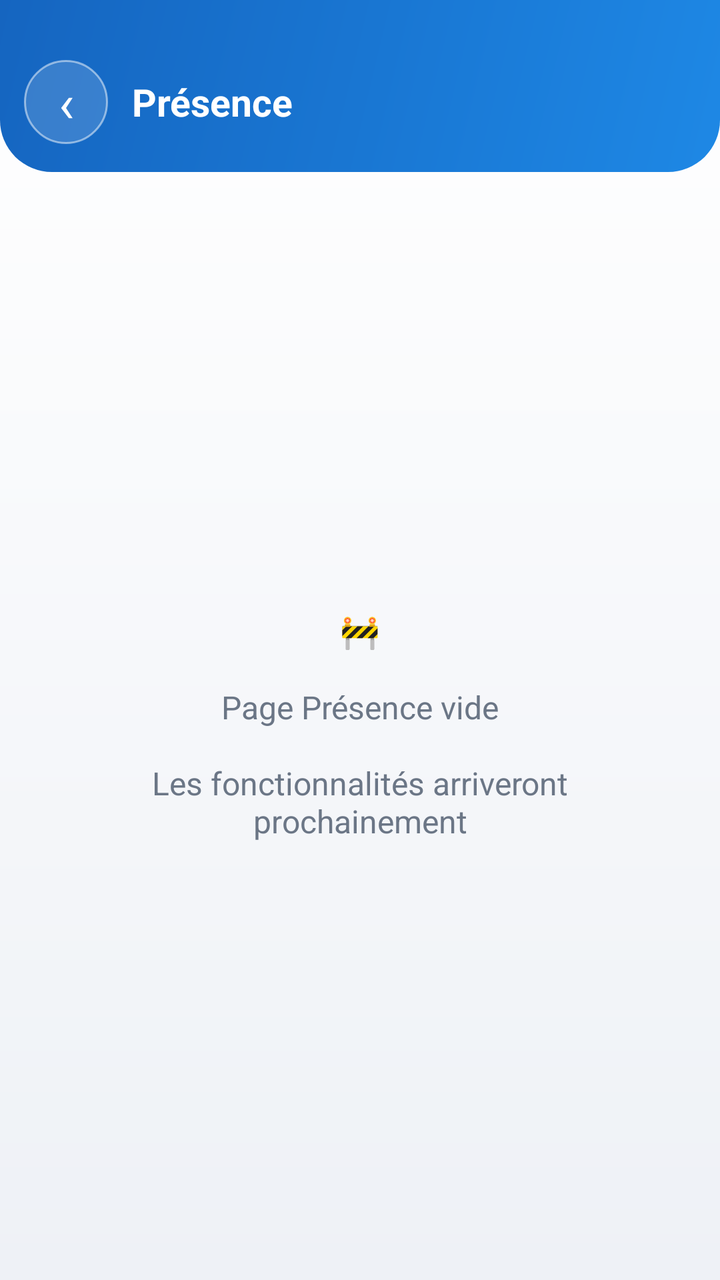
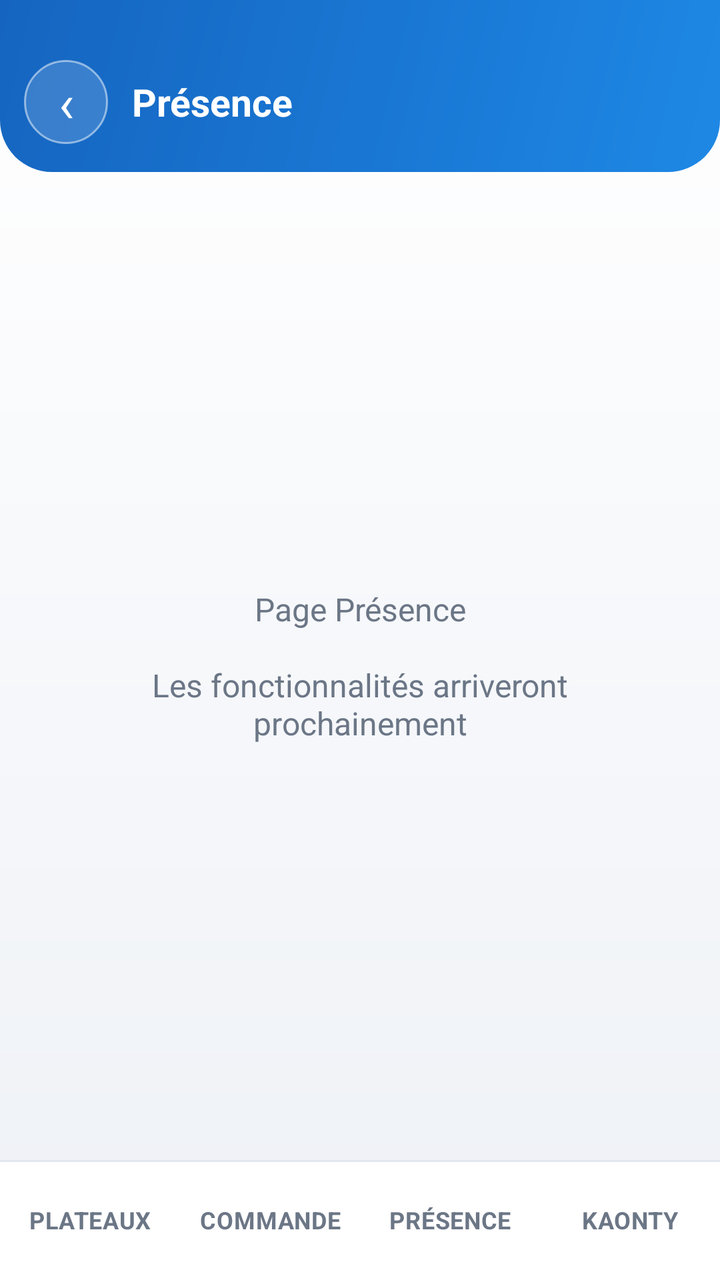

Screens rendered from an Android XML layout before and after an edit, with the pre-edit source and the edit as a unified diff.
<!-- AndroidManifest.xml: application theme Theme.AluManager -->
<!-- res/layout/activity_presence.xml -->
<?xml version="1.0" encoding="utf-8"?>
<LinearLayout xmlns:android="http://schemas.android.com/apk/res/android"
    android:layout_width="match_parent"
    android:layout_height="match_parent"
    android:background="@drawable/bg_space"
    android:orientation="vertical">

    <LinearLayout
        android:layout_width="match_parent"
        android:layout_height="wrap_content"
        android:background="@drawable/hero_bg"
        android:gravity="center_vertical"
        android:orientation="horizontal"
        android:paddingHorizontal="12dp"
        android:paddingTop="30dp"
        android:paddingBottom="14dp">

        <TextView
            android:id="@+id/btnBack"
            android:layout_width="42dp"
            android:layout_height="42dp"
            android:background="@drawable/avatar_circle"
            android:gravity="center"
            android:text="‹"
            android:textColor="#FFFFFF"
            android:textSize="26sp" />

        <TextView
            android:layout_width="0dp"
            android:layout_height="wrap_content"
            android:layout_marginStart="12dp"
            android:layout_weight="1"
            android:text="Présence"
            android:textColor="#FFFFFF"
            android:textSize="19sp"
            android:textStyle="bold" />
    </LinearLayout>

    <TextView
        android:layout_width="match_parent"
        android:layout_height="0dp"
        android:layout_weight="1"
        android:gravity="center"
        android:padding="24dp"
        android:text="🚧\n\nPage Présence vide\n\nLes fonctionnalités arriveront prochainement"
        android:textColor="#6B7686"
        android:textSize="16sp" />

</LinearLayout>
<!-- resources referenced by this layout -->
<resources>
  <!-- drawable avatar_circle (drawable) -->
  <?xml version="1.0" encoding="utf-8"?>
  <shape xmlns:android="http://schemas.android.com/apk/res/android" android:shape="oval">
      <solid android:color="#26FFFFFF" />
      <stroke android:width="1dp" android:color="#80FFFFFF" />
  </shape>
  <!-- drawable bg_space (drawable) -->
  <?xml version="1.0" encoding="utf-8"?>
  <shape xmlns:android="http://schemas.android.com/apk/res/android" android:shape="rectangle">
      <gradient
          android:angle="270"
          android:startColor="#FFFFFF"
          android:endColor="#EEF1F6" />
  </shape>
  <!-- drawable hero_bg (drawable) -->
  <?xml version="1.0" encoding="utf-8"?>
  <shape xmlns:android="http://schemas.android.com/apk/res/android" android:shape="rectangle">
      <gradient
          android:angle="135"
          android:startColor="#1E88E5"
          android:centerColor="#1976D2"
          android:endColor="#1565C0" />
      <corners
          android:bottomLeftRadius="26dp"
          android:bottomRightRadius="26dp" />
  </shape>
  <style name="Theme.AluManager" parent="Theme.MaterialComponents.Light.NoActionBar">
          <item name="colorPrimary">@color/neon_violet</item>
          <item name="colorPrimaryVariant">@color/neon_cyan</item>
          <item name="colorOnPrimary">#FFFFFF</item>
          <item name="colorAccent">@color/neon_cyan</item>
          <item name="android:windowBackground">@color/bg_deep</item>
          <item name="android:statusBarColor">@android:color/transparent</item>
          <item name="android:navigationBarColor">@color/bg_deep</item>
          <item name="android:windowLightStatusBar">false</item>
          <item name="android:colorBackground">@color/bg_deep</item>
      </style>
  <color name="neon_violet">#1565C0</color>
  <color name="neon_cyan">#1E88E5</color>
  <color name="bg_deep">#F4F6F9</color>
</resources>

<!-- the commit's change to res/layout/activity_presence.xml (unified diff, before → after) -->
@@ -42,8 +42,67 @@
         android:layout_weight="1"
         android:gravity="center"
         android:padding="24dp"
-        android:text="🚧\n\nPage Présence vide\n\nLes fonctionnalités arriveront prochainement"
+        android:text="Page Présence\n\nLes fonctionnalités arriveront prochainement"
         android:textColor="#6B7686"
         android:textSize="16sp" />
 
+    <include layout="@layout/bottom_nav" />
+
 </LinearLayout>
+<!-- res/layout/bottom_nav.xml (included above) -->
+<?xml version="1.0" encoding="utf-8"?>
+<LinearLayout xmlns:android="http://schemas.android.com/apk/res/android"
+    android:id="@+id/bottomNav"
+    android:layout_width="match_parent"
+    android:layout_height="60dp"
+    android:background="@drawable/bottom_bar_bg"
+    android:orientation="horizontal">
+
+    <TextView
+        android:id="@+id/navPlateaux"
+        android:layout_width="0dp"
+        android:layout_height="match_parent"
+        android:layout_weight="1"
+        android:gravity="center"
+        android:text="PLATEAUX"
+        android:textColor="#6B7686"
+        android:textSize="12sp"
+        android:textStyle="bold"
+        android:letterSpacing="0.02" />
+
+    <TextView
+        android:id="@+id/navCommande"
+        android:layout_width="0dp"
+        android:layout_height="match_parent"
+        android:layout_weight="1"
+        android:gravity="center"
+        android:text="COMMANDE"
+        android:textColor="#6B7686"
+        android:textSize="12sp"
+        android:textStyle="bold"
+        android:letterSpacing="0.02" />
+
+    <TextView
+        android:id="@+id/navPresence"
+        android:layout_width="0dp"
+        android:layout_height="match_parent"
+        android:layout_weight="1"
+        android:gravity="center"
+        android:text="PRÉSENCE"
+        android:textColor="#6B7686"
+        android:textSize="12sp"
+        android:textStyle="bold"
+        android:letterSpacing="0.02" />
+
+    <TextView
+        android:id="@+id/navKaonty"
+        android:layout_width="0dp"
+        android:layout_height="match_parent"
+        android:layout_weight="1"
+        android:gravity="center"
+        android:text="KAONTY"
+        android:textColor="#6B7686"
+        android:textSize="12sp"
+        android:textStyle="bold"
+        android:letterSpacing="0.02" />
+</LinearLayout>
<!-- resource entries referenced after the edit -->
@@ -14,6 +14,20 @@
           android:startColor="#FFFFFF"
           android:endColor="#EEF1F6" />
   </shape>
+  <!-- drawable bottom_bar_bg (drawable) -->
+  <?xml version="1.0" encoding="utf-8"?>
+  <layer-list xmlns:android="http://schemas.android.com/apk/res/android">
+      <item android:gravity="top" android:height="1dp">
+          <shape android:shape="rectangle">
+              <solid android:color="#E2E7EF" />
+          </shape>
+      </item>
+      <item android:top="1dp">
+          <shape android:shape="rectangle">
+              <solid android:color="#FFFFFF" />
+          </shape>
+      </item>
+  </layer-list>
   <!-- drawable hero_bg (drawable) -->
   <?xml version="1.0" encoding="utf-8"?>
   <shape xmlns:android="http://schemas.android.com/apk/res/android" android:shape="rectangle">
